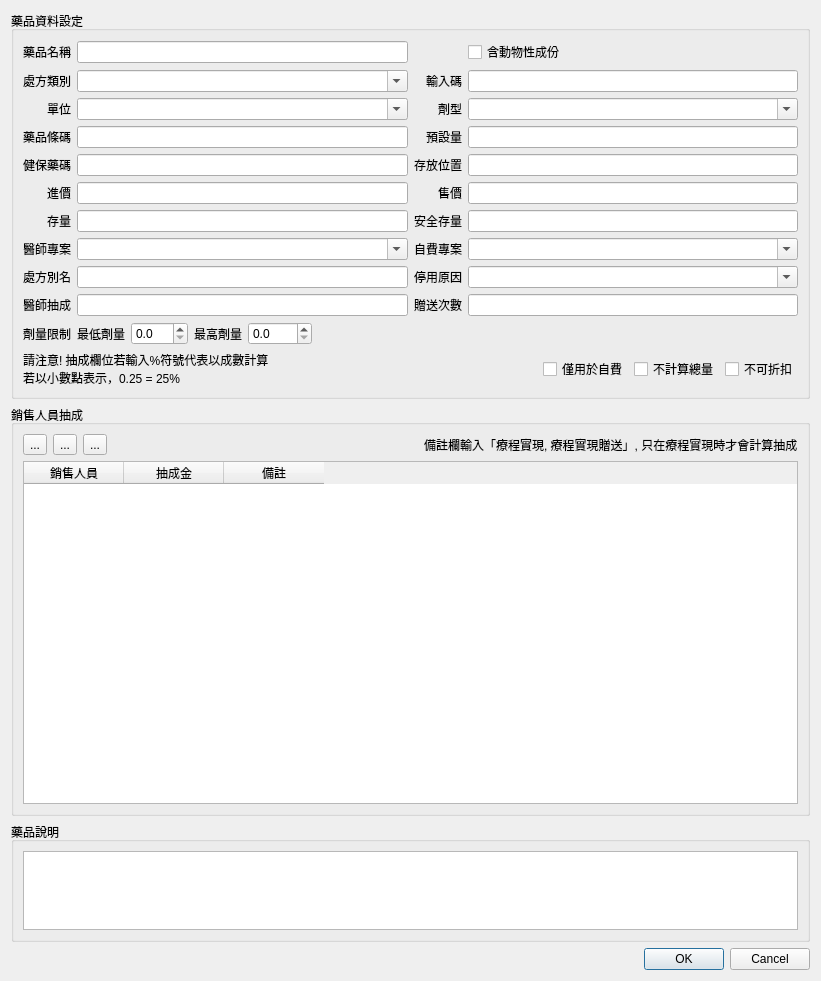
First picture: the form in ui/dialog_input_drug.ui, repository picacat/pymedical, before the edit.
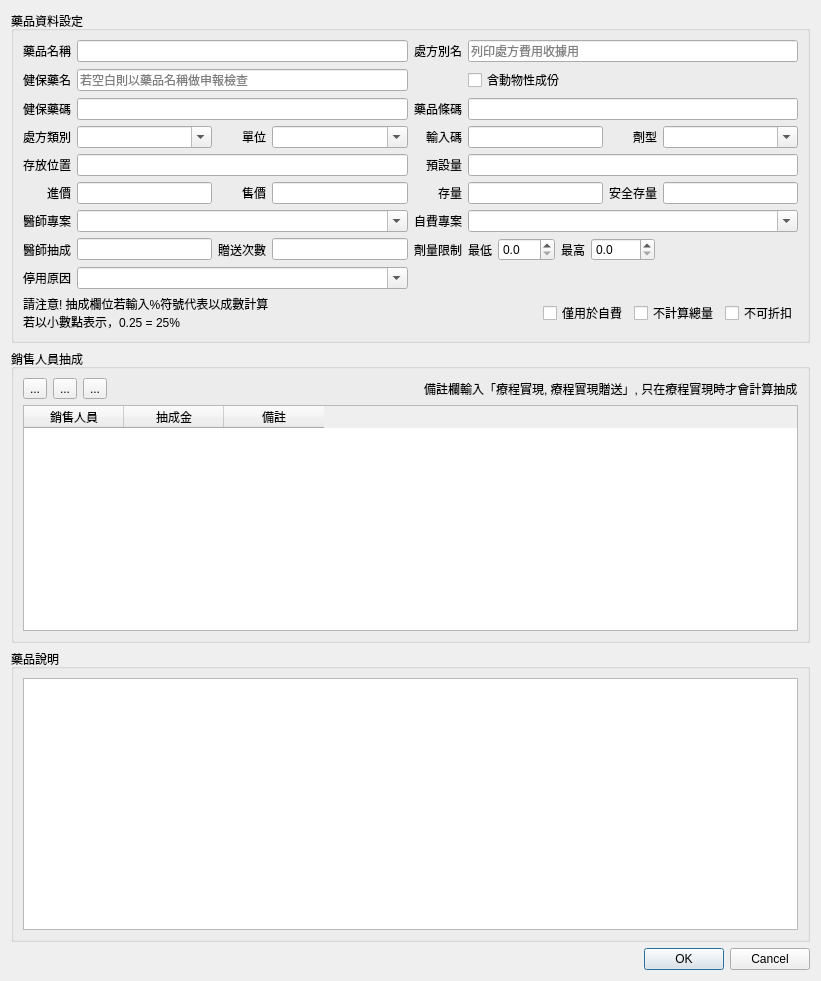
Second picture: the form after the edit. Icons and pictures are not drawn.

Patch:
```diff
--- a/ui/dialog_input_drug.ui
+++ b/ui/dialog_input_drug.ui
@@ -44,18 +44,8 @@
       </item>
       <item row="0" column="0" colspan="5">
        <layout class="QGridLayout" name="gridLayout_2">
-        <item row="5" column="0">
-         <widget class="QLabel" name="label_10">
-          <property name="text">
-           <string>進價</string>
-          </property>
-          <property name="alignment">
-           <set>Qt::AlignRight|Qt::AlignTrailing|Qt::AlignVCenter</set>
-          </property>
-         </widget>
-        </item>
-        <item row="1" column="1">
-         <widget class="QComboBox" name="comboBox_medicine_type">
+        <item row="4" column="3">
+         <widget class="QComboBox" name="comboBox_unit">
           <property name="editable">
            <bool>true</bool>
           </property>
@@ -64,94 +54,47 @@
           </property>
          </widget>
         </item>
-        <item row="9" column="3">
-         <widget class="QLineEdit" name="lineEdit_bonus">
+        <item row="0" column="5" colspan="3">
+         <widget class="QLineEdit" name="lineEdit_medicine_alias">
           <property name="maxLength">
            <number>10</number>
           </property>
-          <property name="alignment">
-           <set>Qt::AlignRight|Qt::AlignTrailing|Qt::AlignVCenter</set>
+          <property name="placeholderText">
+           <string>列印處方費用收據用</string>
           </property>
           <property name="clearButtonEnabled">
            <bool>true</bool>
           </property>
          </widget>
         </item>
-        <item row="3" column="0">
-         <widget class="QLabel" name="label">
-          <property name="sizePolicy">
-           <sizepolicy hsizetype="Preferred" vsizetype="Preferred">
-            <horstretch>0</horstretch>
-            <verstretch>0</verstretch>
-           </sizepolicy>
-          </property>
-          <property name="autoFillBackground">
-           <bool>false</bool>
-          </property>
+        <item row="11" column="0">
+         <widget class="QLabel" name="label_15">
           <property name="text">
-           <string>藥品條碼</string>
-          </property>
-          <property name="alignment">
-           <set>Qt::AlignRight|Qt::AlignTrailing|Qt::AlignVCenter</set>
-          </property>
-          <property name="wordWrap">
-           <bool>false</bool>
+           <string>醫師專案</string>
           </property>
          </widget>
         </item>
         <item row="1" column="0">
-         <widget class="QLabel" name="label_17">
-          <property name="sizePolicy">
-           <sizepolicy hsizetype="Preferred" vsizetype="Preferred">
-            <horstretch>0</horstretch>
-            <verstretch>0</verstretch>
-           </sizepolicy>
-          </property>
-          <property name="autoFillBackground">
-           <bool>false</bool>
-          </property>
+         <widget class="QLabel" name="label_20">
           <property name="text">
-           <string>處方類別</string>
+           <string>健保藥名</string>
           </property>
           <property name="alignment">
            <set>Qt::AlignRight|Qt::AlignTrailing|Qt::AlignVCenter</set>
           </property>
-          <property name="wordWrap">
-           <bool>false</bool>
-          </property>
          </widget>
         </item>
-        <item row="2" column="3">
-         <widget class="QComboBox" name="comboBox_medicine_mode">
-          <property name="editable">
-           <bool>true</bool>
-          </property>
-          <property name="maxVisibleItems">
-           <number>20</number>
-          </property>
-         </widget>
-        </item>
-        <item row="4" column="2">
-         <widget class="QLabel" name="label_9">
+        <item row="2" column="0">
+         <widget class="QLabel" name="label_2">
           <property name="text">
-           <string>存放位置</string>
+           <string>健保藥碼</string>
           </property>
           <property name="alignment">
            <set>Qt::AlignRight|Qt::AlignTrailing|Qt::AlignVCenter</set>
           </property>
          </widget>
         </item>
-        <item row="3" column="2">
-         <widget class="QLabel" name="label_5">
-          <property name="text">
-           <string>預設量</string>
-          </property>
-          <property name="alignment">
-           <set>Qt::AlignRight|Qt::AlignTrailing|Qt::AlignVCenter</set>
-          </property>
-         </widget>
-        </item>
-        <item row="3" column="3">
+        <item row="7" column="5" colspan="3">
          <widget class="QLineEdit" name="lineEdit_dosage">
           <property name="alignment">
            <set>Qt::AlignRight|Qt::AlignTrailing|Qt::AlignVCenter</set>
@@ -161,7 +104,34 @@
           </property>
          </widget>
         </item>
-        <item row="1" column="2">
+        <item row="8" column="7">
+         <widget class="QLineEdit" name="lineEdit_safe_quantity">
+          <property name="alignment">
+           <set>Qt::AlignRight|Qt::AlignTrailing|Qt::AlignVCenter</set>
+          </property>
+          <property name="clearButtonEnabled">
+           <bool>true</bool>
+          </property>
+         </widget>
+        </item>
+        <item row="1" column="5" colspan="2">
+         <widget class="QCheckBox" name="checkBox_animal_derived">
+          <property name="text">
+           <string>含動物性成份</string>
+          </property>
+         </widget>
+        </item>
+        <item row="14" column="0">
+         <widget class="QLabel" name="label_16">
+          <property name="text">
+           <string>停用原因</string>
+          </property>
+          <property name="alignment">
+           <set>Qt::AlignRight|Qt::AlignTrailing|Qt::AlignVCenter</set>
+          </property>
+         </widget>
+        </item>
+        <item row="4" column="4">
          <widget class="QLabel" name="label_3">
           <property name="text">
            <string>輸入碼</string>
@@ -171,64 +141,17 @@
           </property>
          </widget>
         </item>
-        <item row="4" column="1">
-         <widget class="QLineEdit" name="lineEdit_ins_code">
-          <property name="maxLength">
-           <number>12</number>
-          </property>
-          <property name="clearButtonEnabled">
-           <bool>true</bool>
-          </property>
-         </widget>
-        </item>
-        <item row="8" column="3">
-         <widget class="QComboBox" name="comboBox_deactivate">
-          <property name="editable">
-           <bool>true</bool>
-          </property>
-         </widget>
-        </item>
-        <item row="6" column="2">
-         <widget class="QLabel" name="label_13">
+        <item row="4" column="6">
+         <widget class="QLabel" name="label_8">
           <property name="text">
-           <string>安全存量</string>
+           <string>劑型</string>
           </property>
           <property name="alignment">
            <set>Qt::AlignRight|Qt::AlignTrailing|Qt::AlignVCenter</set>
           </property>
          </widget>
         </item>
-        <item row="5" column="3">
-         <widget class="QLineEdit" name="lineEdit_sale_price">
-          <property name="alignment">
-           <set>Qt::AlignRight|Qt::AlignTrailing|Qt::AlignVCenter</set>
-          </property>
-          <property name="clearButtonEnabled">
-           <bool>true</bool>
-          </property>
-         </widget>
-        </item>
-        <item row="9" column="2">
-         <widget class="QLabel" name="label_commission_2">
-          <property name="text">
-           <string>贈送次數</string>
-          </property>
-          <property name="alignment">
-           <set>Qt::AlignRight|Qt::AlignTrailing|Qt::AlignVCenter</set>
-          </property>
-         </widget>
-        </item>
-        <item row="6" column="0">
-         <widget class="QLabel" name="label_12">
-          <property name="text">
-           <string>存量</string>
-          </property>
-          <property name="alignment">
-           <set>Qt::AlignRight|Qt::AlignTrailing|Qt::AlignVCenter</set>
-          </property>
-         </widget>
-        </item>
-        <item row="1" column="3">
+        <item row="4" column="5">
          <widget class="QLineEdit" name="lineEdit_input_code">
           <property name="maxLength">
            <number>5</number>
@@ -238,27 +161,34 @@
           </property>
          </widget>
         </item>
-        <item row="6" column="3">
-         <widget class="QLineEdit" name="lineEdit_safe_quantity">
+        <item row="11" column="4">
+         <widget class="QLabel" name="label_14">
+          <property name="text">
+           <string>自費專案</string>
+          </property>
           <property name="alignment">
            <set>Qt::AlignRight|Qt::AlignTrailing|Qt::AlignVCenter</set>
           </property>
-          <property name="clearButtonEnabled">
-           <bool>true</bool>
-          </property>
          </widget>
         </item>
-        <item row="2" column="1">
-         <widget class="QComboBox" name="comboBox_unit">
+        <item row="11" column="1" colspan="3">
+         <widget class="QComboBox" name="comboBox_doctor_project">
           <property name="editable">
            <bool>true</bool>
           </property>
-          <property name="maxVisibleItems">
-           <number>20</number>
+         </widget>
+        </item>
+        <item row="13" column="4">
+         <widget class="QLabel" name="label_commission_3">
+          <property name="text">
+           <string>劑量限制</string>
           </property>
+          <property name="alignment">
+           <set>Qt::AlignRight|Qt::AlignTrailing|Qt::AlignVCenter</set>
+          </property>
          </widget>
         </item>
-        <item row="6" column="1">
+        <item row="8" column="5">
          <widget class="QLineEdit" name="lineEdit_quantity">
           <property name="alignment">
            <set>Qt::AlignRight|Qt::AlignTrailing|Qt::AlignVCenter</set>
@@ -268,10 +198,50 @@
           </property>
          </widget>
         </item>
-        <item row="5" column="2">
-         <widget class="QLabel" name="label_11">
+        <item row="14" column="1" colspan="3">
+         <widget class="QComboBox" name="comboBox_deactivate">
+          <property name="editable">
+           <bool>true</bool>
+          </property>
+          <property name="placeholderText">
+           <string>輸入此欄會限制醫師開藥</string>
+          </property>
+         </widget>
+        </item>
+        <item row="4" column="1">
+         <widget class="QComboBox" name="comboBox_medicine_type">
+          <property name="editable">
+           <bool>true</bool>
+          </property>
+          <property name="maxVisibleItems">
+           <number>20</number>
+          </property>
+         </widget>
+        </item>
+        <item row="4" column="2">
+         <widget class="QLabel" name="label_4">
           <property name="text">
-           <string>售價</string>
+           <string>單位</string>
+          </property>
+          <property name="alignment">
+           <set>Qt::AlignRight|Qt::AlignTrailing|Qt::AlignVCenter</set>
+          </property>
+         </widget>
+        </item>
+        <item row="8" column="6">
+         <widget class="QLabel" name="label_13">
+          <property name="text">
+           <string>安全存量</string>
+          </property>
+          <property name="alignment">
+           <set>Qt::AlignRight|Qt::AlignTrailing|Qt::AlignVCenter</set>
+          </property>
+         </widget>
+        </item>
+        <item row="7" column="4">
+         <widget class="QLabel" name="label_5">
+          <property name="text">
+           <string>預設量</string>
           </property>
           <property name="alignment">
            <set>Qt::AlignRight|Qt::AlignTrailing|Qt::AlignVCenter</set>
@@ -288,121 +258,7 @@
           </property>
          </widget>
         </item>
-        <item row="9" column="0">
-         <widget class="QLabel" name="label_commission">
-          <property name="text">
-           <string>醫師抽成</string>
-          </property>
-          <property name="alignment">
-           <set>Qt::AlignRight|Qt::AlignTrailing|Qt::AlignVCenter</set>
-          </property>
-         </widget>
-        </item>
-        <item row="7" column="0">
-         <widget class="QLabel" name="label_15">
-          <property name="text">
-           <string>醫師專案</string>
-          </property>
-         </widget>
-        </item>
-        <item row="8" column="1">
-         <widget class="QLineEdit" name="lineEdit_medicine_alias">
-          <property name="maxLength">
-           <number>40</number>
-          </property>
-          <property name="clearButtonEnabled">
-           <bool>true</bool>
-          </property>
-         </widget>
-        </item>
-        <item row="7" column="3">
-         <widget class="QComboBox" name="comboBox_project">
-          <property name="editable">
-           <bool>true</bool>
-          </property>
-         </widget>
-        </item>
-        <item row="4" column="3">
-         <widget class="QLineEdit" name="lineEdit_location">
-          <property name="maxLength">
-           <number>20</number>
-          </property>
-          <property name="clearButtonEnabled">
-           <bool>true</bool>
-          </property>
-         </widget>
-        </item>
-        <item row="9" column="1">
-         <widget class="QLineEdit" name="lineEdit_commission">
-          <property name="maxLength">
-           <number>10</number>
-          </property>
-          <property name="alignment">
-           <set>Qt::AlignRight|Qt::AlignTrailing|Qt::AlignVCenter</set>
-          </property>
-          <property name="clearButtonEnabled">
-           <bool>true</bool>
-          </property>
-         </widget>
-        </item>
-        <item row="7" column="1">
-         <widget class="QComboBox" name="comboBox_doctor_project">
-          <property name="editable">
-           <bool>true</bool>
-          </property>
-         </widget>
-        </item>
-        <item row="2" column="2">
-         <widget class="QLabel" name="label_8">
-          <property name="text">
-           <string>劑型</string>
-          </property>
-          <property name="alignment">
-           <set>Qt::AlignRight|Qt::AlignTrailing|Qt::AlignVCenter</set>
-          </property>
-         </widget>
-        </item>
-        <item row="5" column="1">
-         <widget class="QLineEdit" name="lineEdit_in_price">
-          <property name="alignment">
-           <set>Qt::AlignRight|Qt::AlignTrailing|Qt::AlignVCenter</set>
-          </property>
-          <property name="clearButtonEnabled">
-           <bool>true</bool>
-          </property>
-         </widget>
-        </item>
-        <item row="7" column="2">
-         <widget class="QLabel" name="label_14">
-          <property name="text">
-           <string>自費專案</string>
-          </property>
-          <property name="alignment">
-           <set>Qt::AlignRight|Qt::AlignTrailing|Qt::AlignVCenter</set>
-          </property>
-         </widget>
-        </item>
-        <item row="8" column="2">
-         <widget class="QLabel" name="label_16">
-          <property name="text">
-           <string>停用原因</string>
-          </property>
-          <property name="alignment">
-           <set>Qt::AlignRight|Qt::AlignTrailing|Qt::AlignVCenter</set>
-          </property>
-         </widget>
-        </item>
-        <item row="3" column="1">
-         <widget class="QLineEdit" name="lineEdit_medicine_code">
-          <property name="maxLength">
-           <number>15</number>
-          </property>
-          <property name="clearButtonEnabled">
-           <bool>true</bool>
-          </property>
-         </widget>
-        </item>
-        <item row="8" column="0">
+        <item row="0" column="4">
          <widget class="QLabel" name="label_7">
           <property name="text">
            <string>處方別名</string>
@@ -412,42 +268,42 @@
           </property>
          </widget>
         </item>
-        <item row="4" column="0">
-         <widget class="QLabel" name="label_2">
-          <property name="text">
-           <string>健保藥碼</string>
+        <item row="1" column="1" colspan="3">
+         <widget class="QLineEdit" name="lineEdit_drug_name">
+          <property name="maxLength">
+           <number>40</number>
           </property>
-          <property name="alignment">
-           <set>Qt::AlignRight|Qt::AlignTrailing|Qt::AlignVCenter</set>
+          <property name="placeholderText">
+           <string>若空白則以藥品名稱做申報檢查</string>
           </property>
+          <property name="clearButtonEnabled">
+           <bool>true</bool>
+          </property>
          </widget>
         </item>
-        <item row="2" column="0">
-         <widget class="QLabel" name="label_4">
+        <item row="8" column="2">
+         <widget class="QLabel" name="label_11">
           <property name="text">
-           <string>單位</string>
+           <string>售價</string>
           </property>
           <property name="alignment">
            <set>Qt::AlignRight|Qt::AlignTrailing|Qt::AlignVCenter</set>
           </property>
          </widget>
         </item>
-        <item row="10" column="0">
-         <widget class="QLabel" name="label_commission_3">
-          <property name="text">
-           <string>劑量限制</string>
+        <item row="11" column="5" colspan="3">
+         <widget class="QComboBox" name="comboBox_project">
+          <property name="editable">
+           <bool>true</bool>
           </property>
-          <property name="alignment">
-           <set>Qt::AlignRight|Qt::AlignTrailing|Qt::AlignVCenter</set>
-          </property>
          </widget>
         </item>
-        <item row="10" column="1">
+        <item row="13" column="5" colspan="3">
          <layout class="QHBoxLayout" name="horizontalLayout_2">
           <item>
            <widget class="QLabel" name="label_18">
             <property name="text">
-             <string>最低劑量</string>
+             <string>最低</string>
             </property>
            </widget>
           </item>
@@ -461,7 +317,7 @@
           <item>
            <widget class="QLabel" name="label_19">
             <property name="text">
-             <string>最高劑量</string>
+             <string>最高</string>
             </property>
            </widget>
           </item>
@@ -490,7 +346,177 @@
           </item>
          </layout>
         </item>
-        <item row="0" column="1">
+        <item row="2" column="4">
+         <widget class="QLabel" name="label">
+          <property name="sizePolicy">
+           <sizepolicy hsizetype="Preferred" vsizetype="Preferred">
+            <horstretch>0</horstretch>
+            <verstretch>0</verstretch>
+           </sizepolicy>
+          </property>
+          <property name="autoFillBackground">
+           <bool>false</bool>
+          </property>
+          <property name="text">
+           <string>藥品條碼</string>
+          </property>
+          <property name="alignment">
+           <set>Qt::AlignRight|Qt::AlignTrailing|Qt::AlignVCenter</set>
+          </property>
+          <property name="wordWrap">
+           <bool>false</bool>
+          </property>
+         </widget>
+        </item>
+        <item row="2" column="1" colspan="3">
+         <widget class="QLineEdit" name="lineEdit_ins_code">
+          <property name="maxLength">
+           <number>12</number>
+          </property>
+          <property name="clearButtonEnabled">
+           <bool>true</bool>
+          </property>
+         </widget>
+        </item>
+        <item row="4" column="0">
+         <widget class="QLabel" name="label_17">
+          <property name="sizePolicy">
+           <sizepolicy hsizetype="Preferred" vsizetype="Preferred">
+            <horstretch>0</horstretch>
+            <verstretch>0</verstretch>
+           </sizepolicy>
+          </property>
+          <property name="autoFillBackground">
+           <bool>false</bool>
+          </property>
+          <property name="text">
+           <string>處方類別</string>
+          </property>
+          <property name="alignment">
+           <set>Qt::AlignRight|Qt::AlignTrailing|Qt::AlignVCenter</set>
+          </property>
+          <property name="wordWrap">
+           <bool>false</bool>
+          </property>
+         </widget>
+        </item>
+        <item row="4" column="7">
+         <widget class="QComboBox" name="comboBox_medicine_mode">
+          <property name="editable">
+           <bool>true</bool>
+          </property>
+          <property name="maxVisibleItems">
+           <number>20</number>
+          </property>
+         </widget>
+        </item>
+        <item row="7" column="0">
+         <widget class="QLabel" name="label_9">
+          <property name="text">
+           <string>存放位置</string>
+          </property>
+          <property name="alignment">
+           <set>Qt::AlignRight|Qt::AlignTrailing|Qt::AlignVCenter</set>
+          </property>
+         </widget>
+        </item>
+        <item row="7" column="1" colspan="3">
+         <widget class="QLineEdit" name="lineEdit_location">
+          <property name="maxLength">
+           <number>20</number>
+          </property>
+          <property name="clearButtonEnabled">
+           <bool>true</bool>
+          </property>
+         </widget>
+        </item>
+        <item row="8" column="4">
+         <widget class="QLabel" name="label_12">
+          <property name="text">
+           <string>存量</string>
+          </property>
+          <property name="alignment">
+           <set>Qt::AlignRight|Qt::AlignTrailing|Qt::AlignVCenter</set>
+          </property>
+         </widget>
+        </item>
+        <item row="13" column="2">
+         <widget class="QLabel" name="label_commission_2">
+          <property name="text">
+           <string>贈送次數</string>
+          </property>
+          <property name="alignment">
+           <set>Qt::AlignRight|Qt::AlignTrailing|Qt::AlignVCenter</set>
+          </property>
+         </widget>
+        </item>
+        <item row="8" column="0">
+         <widget class="QLabel" name="label_10">
+          <property name="text">
+           <string>進價</string>
+          </property>
+          <property name="alignment">
+           <set>Qt::AlignRight|Qt::AlignTrailing|Qt::AlignVCenter</set>
+          </property>
+         </widget>
+        </item>
+        <item row="13" column="3">
+         <widget class="QLineEdit" name="lineEdit_bonus">
+          <property name="maxLength">
+           <number>10</number>
+          </property>
+          <property name="alignment">
+           <set>Qt::AlignRight|Qt::AlignTrailing|Qt::AlignVCenter</set>
+          </property>
+          <property name="clearButtonEnabled">
+           <bool>true</bool>
+          </property>
+         </widget>
+        </item>
+        <item row="13" column="0">
+         <widget class="QLabel" name="label_commission">
+          <property name="text">
+           <string>醫師抽成</string>
+          </property>
+          <property name="alignment">
+           <set>Qt::AlignRight|Qt::AlignTrailing|Qt::AlignVCenter</set>
+          </property>
+         </widget>
+        </item>
+        <item row="8" column="1">
+         <widget class="QLineEdit" name="lineEdit_in_price">
+          <property name="alignment">
+           <set>Qt::AlignRight|Qt::AlignTrailing|Qt::AlignVCenter</set>
+          </property>
+          <property name="clearButtonEnabled">
+           <bool>true</bool>
+          </property>
+         </widget>
+        </item>
+        <item row="2" column="5" colspan="3">
+         <widget class="QLineEdit" name="lineEdit_medicine_code">
+          <property name="maxLength">
+           <number>15</number>
+          </property>
+          <property name="clearButtonEnabled">
+           <bool>true</bool>
+          </property>
+         </widget>
+        </item>
+        <item row="13" column="1">
+         <widget class="QLineEdit" name="lineEdit_commission">
+          <property name="maxLength">
+           <number>10</number>
+          </property>
+          <property name="alignment">
+           <set>Qt::AlignRight|Qt::AlignTrailing|Qt::AlignVCenter</set>
+          </property>
+          <property name="clearButtonEnabled">
+           <bool>true</bool>
+          </property>
+         </widget>
+        </item>
+        <item row="0" column="1" colspan="3">
          <widget class="QLineEdit" name="lineEdit_medicine_name">
           <property name="maxLength">
            <number>40</number>
@@ -500,10 +526,13 @@
           </property>
          </widget>
         </item>
-        <item row="0" column="3">
-         <widget class="QCheckBox" name="checkBox_animal_derived">
-          <property name="text">
-           <string>含動物性成份</string>
+        <item row="8" column="3">
+         <widget class="QLineEdit" name="lineEdit_sale_price">
+          <property name="alignment">
+           <set>Qt::AlignRight|Qt::AlignTrailing|Qt::AlignVCenter</set>
+          </property>
+          <property name="clearButtonEnabled">
+           <bool>true</bool>
           </property>
          </widget>
         </item>
@@ -621,6 +650,12 @@
       </item>
       <item>
        <widget class="QTableWidget" name="tableWidget_commission">
+        <property name="maximumSize">
+         <size>
+          <width>16777215</width>
+          <height>16777215</height>
+         </size>
+        </property>
         <property name="editTriggers">
          <set>QAbstractItemView::NoEditTriggers</set>
         </property>
@@ -658,7 +693,7 @@
      <property name="maximumSize">
       <size>
        <width>16777215</width>
-       <height>120</height>
+       <height>300</height>
       </size>
      </property>
      <property name="title">
```
Left out of the diff: 43 changed lines with no effect on the pictures.
